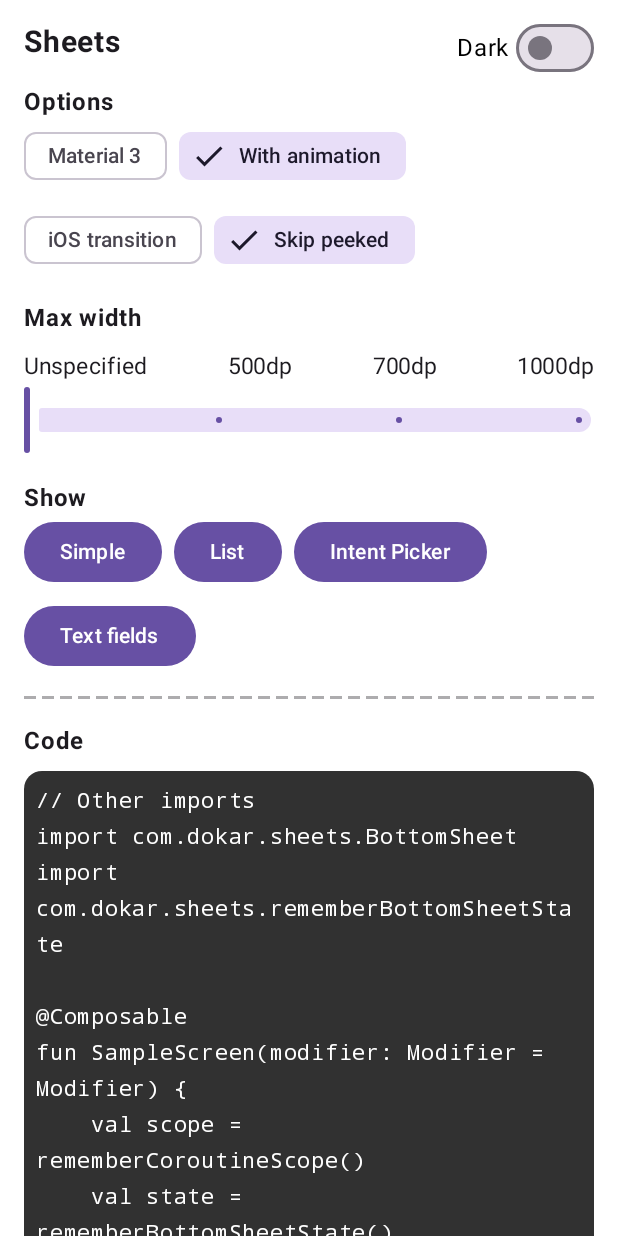
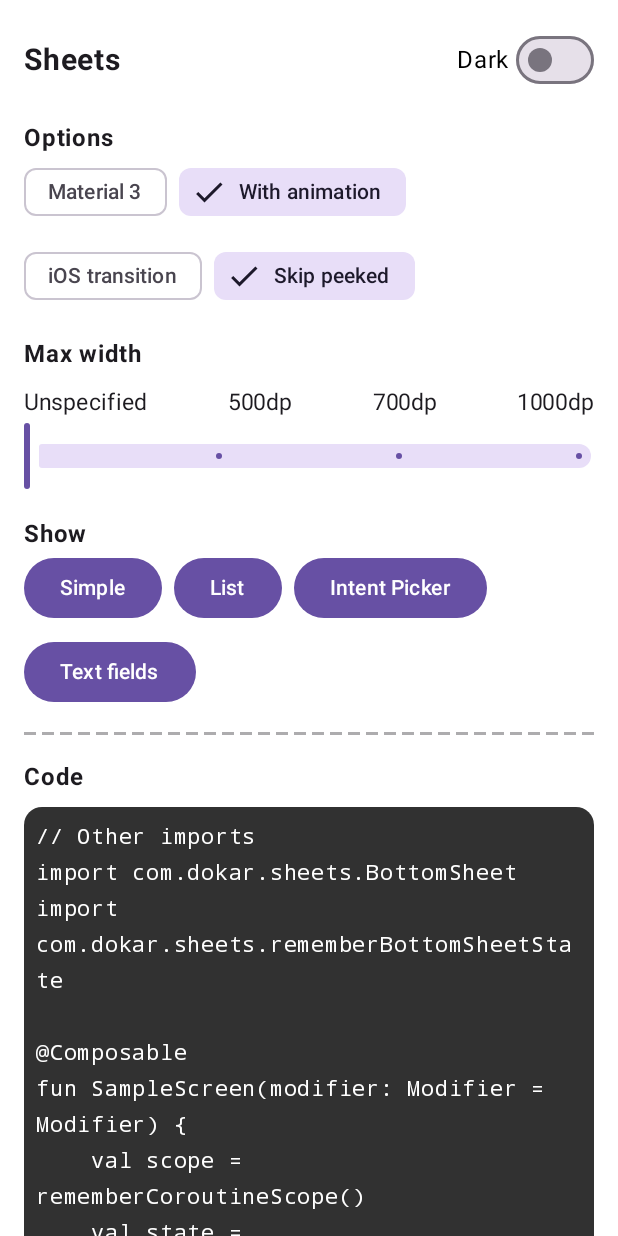
Before and after one commit to dokar3/sheets, an Android app built with Jetpack Compose: the screen it shows after launch (MainActivity), on a phone screen of 412 x 824 dp. Run offline under Robolectric (Android 15) with nearby library versions, the phone set to English and light mode, and no system bars.

Commit message:
Fix dark theme switch

```diff
--- a/sample/src/commonMain/kotlin/com/dokar/sheets/sample/SampleScreen.kt
+++ b/sample/src/commonMain/kotlin/com/dokar/sheets/sample/SampleScreen.kt
@@ -112,17 +112,33 @@ internal fun SampleScreen(
                 }
                 .background(backgroundColor)
                 .windowInsetsPadding(WindowInsets.systemBars),
+            contentAlignment = Alignment.TopCenter,
         ) {
             Column(
                 modifier = modifier
                     .padding(16.dp)
                     .widthIn(max = 1000.dp),
             ) {
-                Text(
-                    text = "Sheets",
-                    fontSize = 20.sp,
-                    fontWeight = FontWeight.Bold,
-                )
+                Row(
+                    modifier = Modifier.fillMaxWidth(),
+                    horizontalArrangement = Arrangement.SpaceBetween,
+                    verticalAlignment = Alignment.CenterVertically,
+                ) {
+                    Text(
+                        text = "Sheets",
+                        fontSize = 20.sp,
+                        fontWeight = FontWeight.Bold,
+                    )
+
+                    Row(verticalAlignment = Alignment.CenterVertically) {
+                        Text(text = "Dark", color = if (isDarkTheme) Color.White else Color.Black)
+                        Spacer(modifier = Modifier.width(4.dp))
+                        Switch(
+                            checked = isDarkTheme,
+                            onCheckedChange = onUpdateDarkTheme,
+                        )
+                    }
+                }
 
                 Spacer(modifier = Modifier.height(16.dp))
 
@@ -213,20 +229,6 @@ internal fun SampleScreen(
                         skipPeeked = skipPeeked,
                     ),
                     modifier = Modifier.height(500.dp),
-                )
-            }
-
-            Row(
-                modifier = Modifier
-                    .align(Alignment.TopEnd)
-                    .padding(horizontal = 16.dp, vertical = 8.dp),
-                verticalAlignment = Alignment.CenterVertically,
-            ) {
-                Text(text = "Dark", color = if (isDarkTheme) Color.White else Color.Black)
-                Spacer(modifier = Modifier.width(4.dp))
-                Switch(
-                    checked = isDarkTheme,
-                    onCheckedChange = onUpdateDarkTheme,
                 )
             }
         }
```
